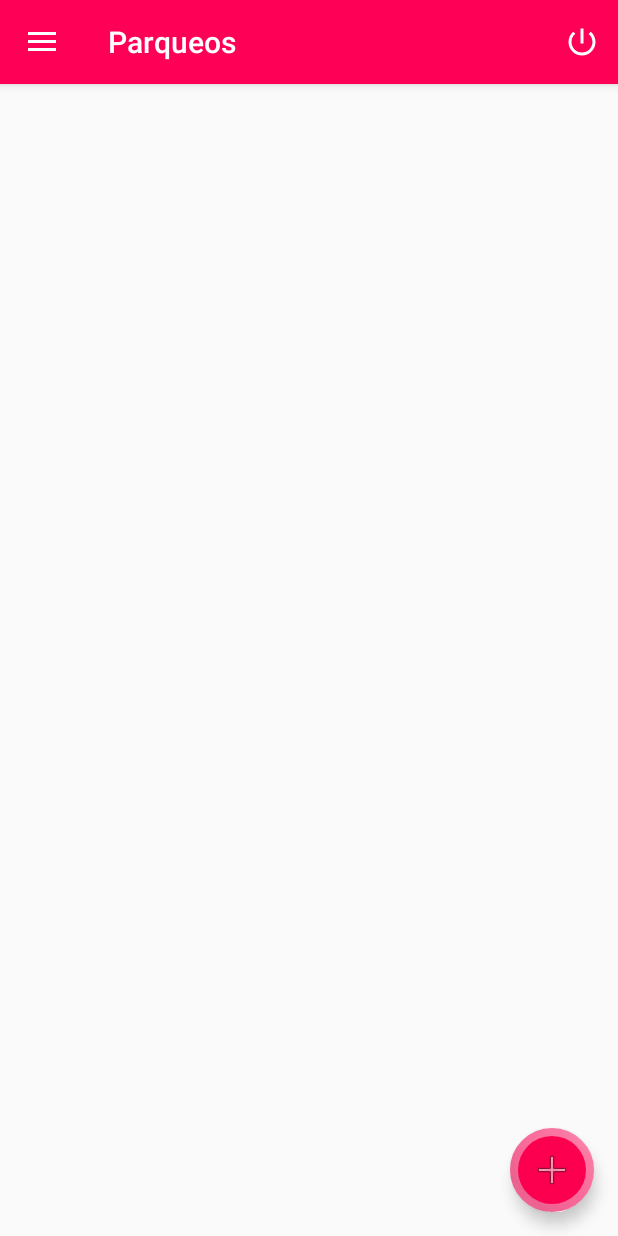
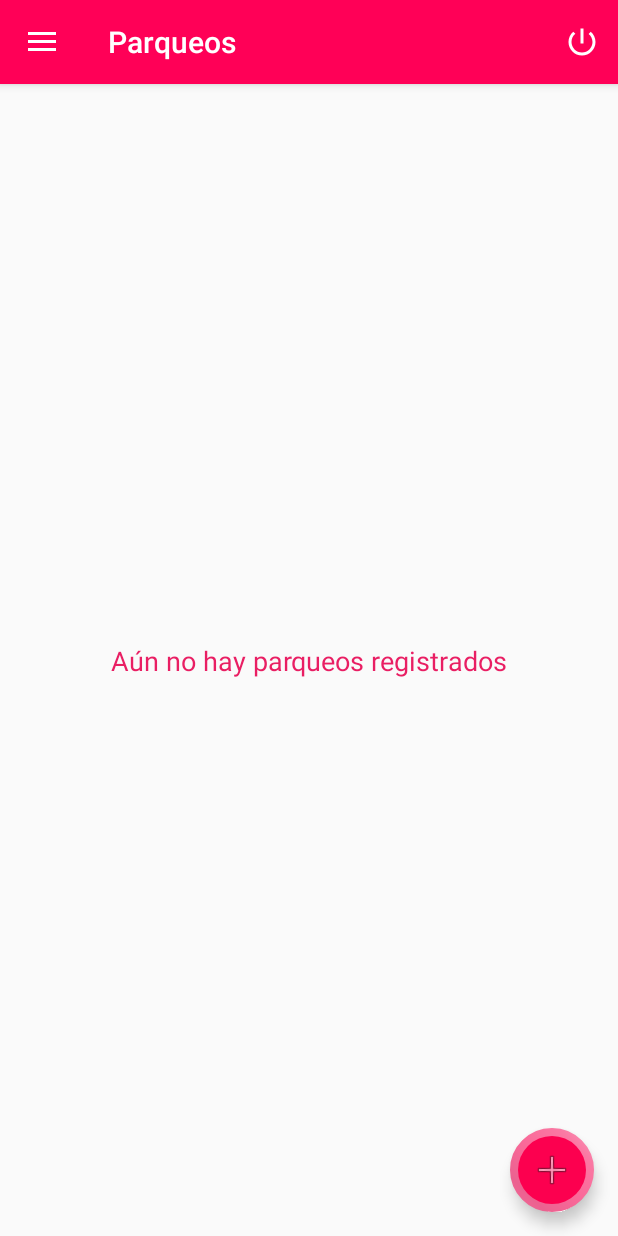
Before and after one commit to AleTid5/UTN_PAII_TP3, an Android app: the System screen opened directly, with no data from a screen before it, on a phone screen of 412 x 824 dp. Run offline under Robolectric (Android 15) with nearby library versions, the phone set to English and light mode, and no system bars; our stand-ins replace navigation-ui.

Commit message:
Parking service is done! 🚀

```diff
--- a/app/src/main/java/src/Activities/Adapters/ParkingAdapter.java
+++ b/app/src/main/java/src/Activities/Adapters/ParkingAdapter.java
@@ -1,6 +1,8 @@
 package src.Activities.Adapters;
 
+import android.app.AlertDialog;
 import android.content.Context;
+import android.content.DialogInterface;
 import android.view.LayoutInflater;
 import android.view.View;
 import android.view.ViewGroup;
@@ -8,20 +10,23 @@ import android.widget.BaseAdapter;
 import android.widget.TextView;
 
 import com.example.tp3_pa_grupo_3.R;
+import com.google.android.material.floatingactionbutton.FloatingActionButton;
 
 import java.util.List;
 
+import src.Activities.ui.parking.ParkingViewModel;
+import src.Exceptions.CarRegistrationException;
 import src.Exceptions.TimeException;
 import src.Models.Parking;
 import src.Protocols.TimeProtocol;
 
 public class ParkingAdapter extends BaseAdapter {
+    ParkingViewModel parkingViewModel;
     private List<Parking> elements;
-    private Context context;
 
-    public ParkingAdapter(Context context, List<Parking> elements) {
-        this.context = context;
+    public ParkingAdapter(ParkingViewModel parkingViewModel, List<Parking> elements) {
         this.elements = elements;
+        this.parkingViewModel = parkingViewModel;
     }
 
     @Override
@@ -41,7 +46,7 @@ public class ParkingAdapter extends BaseAdapter {
 
     @Override
     public View getView(int i, View view, ViewGroup viewGroup) {
-        LayoutInflater inflater= LayoutInflater.from(viewGroup.getContext());
+        LayoutInflater inflater = LayoutInflater.from(viewGroup.getContext());
         View newView = view;
 
         if (view == null){
@@ -50,6 +55,19 @@ public class ParkingAdapter extends BaseAdapter {
 
         TextView carRegistration = newView.findViewById(R.id.grid_car_registration);
         TextView parkingTime = newView.findViewById(R.id.grid_parking_time);
+        FloatingActionButton fab_remove_registration = newView.findViewById(R.id.btn_remove_registration);
+
+        fab_remove_registration.setOnClickListener(v -> {
+            String strCarRegistration = getItem(i).getCarRegistration();
+            AlertDialog.Builder builder = new AlertDialog.Builder(v.getContext());
+            builder.setTitle(String.format("¿Quitar el parqueo de %s?", strCarRegistration));
+            builder.setMessage(String.format("Realmente desea quitar el parqueo de %s", strCarRegistration));
+            builder.setPositiveButton(R.string.accept, (dialog, which) -> parkingViewModel.removeParking(getItem(i).getCarRegistration()));
+            builder.setNegativeButton(R.string.cancel, null);
+
+            AlertDialog dialog = builder.create();
+            dialog.show();
+        });
 
         carRegistration.setText(getItem(i).getCarRegistration());
 
--- a/app/src/main/java/src/Activities/ui/parking/ParkingFragment.java
+++ b/app/src/main/java/src/Activities/ui/parking/ParkingFragment.java
@@ -58,10 +58,12 @@ public class ParkingFragment extends Fragment {
         scaleDown.start();
 
         parkingViewModel.getParkingList().observe(getViewLifecycleOwner(), parkingList -> {
-            ParkingAdapter adapter = new ParkingAdapter(this.getContext(), parkingList);
+            ParkingAdapter adapter = new ParkingAdapter(parkingViewModel, parkingList);
 
             GridView gridView = requireView().findViewById(R.id.grid_parking_view);
             gridView.setAdapter(adapter);
+
+            requireView().findViewById(R.id.not_found_parkings).setVisibility(parkingList.size() > 0 ? View.INVISIBLE : View.VISIBLE);
         });
 
         return root;
--- a/app/src/main/java/src/Database/DatabaseManager.java
+++ b/app/src/main/java/src/Database/DatabaseManager.java
@@ -49,4 +49,8 @@ public class DatabaseManager extends SQLiteOpenHelper {
     public Cursor find(String query) {
         return this.getReadableDatabase().rawQuery(query, null);
     }
+
+    public void remove(String table, String where, String[] values) {
+        this.getWritableDatabase().delete(table, where, values);
+    }
 }
--- a/app/src/main/res/layout/fragment_parking.xml
+++ b/app/src/main/res/layout/fragment_parking.xml
@@ -5,6 +5,18 @@
     android:layout_width="match_parent"
     android:layout_height="match_parent"
     tools:context="src.Activities.ui.parking.ParkingFragment">
+
+    <TextView
+        android:id="@+id/not_found_parkings"
+        android:layout_width="wrap_content"
+        android:layout_height="wrap_content"
+        android:text="@string/not_found_parkings"
+        android:textColor="#E91E63"
+        android:textSize="18dp"
+        app:layout_constraintBottom_toBottomOf="parent"
+        app:layout_constraintEnd_toEndOf="parent"
+        app:layout_constraintStart_toStartOf="parent"
+        app:layout_constraintTop_toTopOf="parent" />
 
     <com.google.android.material.floatingactionbutton.FloatingActionButton
         android:id="@+id/fab"
--- a/app/src/main/res/values/strings.xml
+++ b/app/src/main/res/values/strings.xml
@@ -13,12 +13,10 @@
     <string name="register">Registrarse</string>
     <string name="image_car">Red Car</string>
     <string name="title_activity_system">System</string>
-    <string name="navigation_drawer_open">Open navigation drawer</string>
-    <string name="navigation_drawer_close">Close navigation drawer</string>
     <string name="nav_header_title">Android Studio</string>
     <string name="nav_header_subtitle">android.studio@android.com</string>
     <string name="nav_header_desc">Navigation header</string>
-    <string name="action_settings">Settings</string>
+    <string name="not_found_parkings">Aún no hay parqueos registrados</string>
     <string name="dialog_register_parking">Registrar parqueo</string>
     <string name="menu_parking">Parqueos</string>
     <string name="menu_account">Cuenta</string>
```
Also changed, not shown: app/src/main/java/src/Activities/ui/parking/ParkingViewModel.java (+13 -0 lines), app/src/main/java/src/Services/ParkingService.java (+10 -0 lines), app/src/main/res/layout/home_grid_layout.xml (+18 -3 lines).
